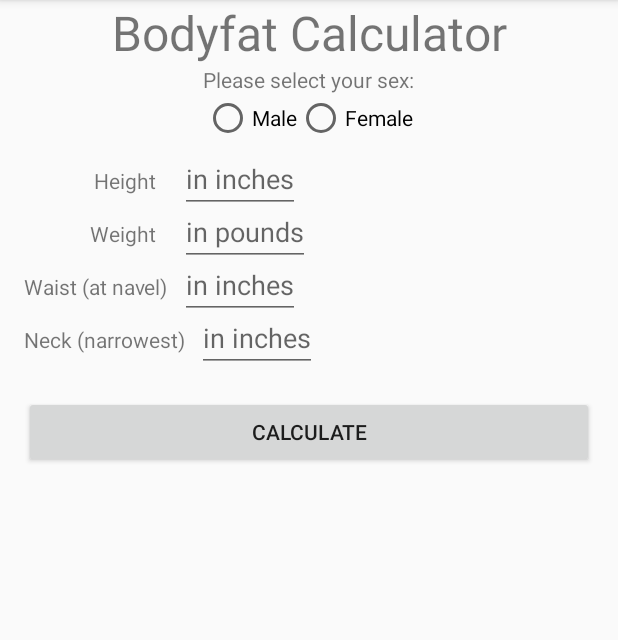
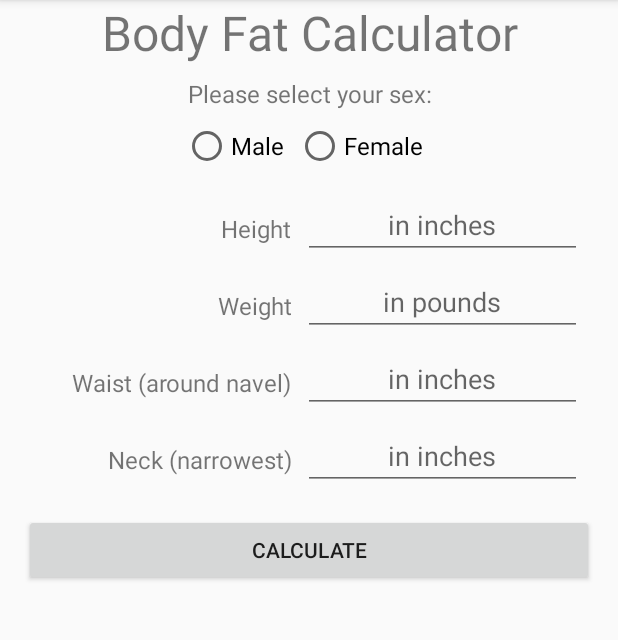
Before and after one commit to rmoli082/FitnessApp, an Android app: the fragment BodyfatCalculatorFragment placed in its activity, on a phone screen of 412 x 824 dp, the part 84-724 px from its top. Run offline under Robolectric (Android 15) with nearby library versions, the phone set to English and light mode, and no system bars.

Commit message:
Edited style: Body Fat Calculator

```diff
--- a/app/src/main/res/layout/fragment_bodyfat.xml
+++ b/app/src/main/res/layout/fragment_bodyfat.xml
@@ -1,7 +1,12 @@
 <?xml version="1.0" encoding="utf-8"?>
-<LinearLayout xmlns:android="http://schemas.android.com/apk/res/android"
+<ScrollView xmlns:android="http://schemas.android.com/apk/res/android"
     android:layout_width="match_parent"
     android:layout_height="match_parent"
+    android:orientation="vertical">
+
+    <LinearLayout
+        android:layout_width="match_parent"
+        android:layout_height="wrap_content"
         android:orientation="vertical">
 
         <TextView
@@ -17,6 +22,7 @@
 
             <TextView
                 android:id="@+id/sex_header"
+                style="@style/EntryText"
                 android:layout_width="wrap_content"
                 android:layout_height="wrap_content"
                 android:layout_centerHorizontal="true"
@@ -32,12 +38,14 @@
 
                 <RadioButton
                     android:id="@+id/sex_button_male"
+                    style="@style/RadioButtonCandy"
                     android:layout_width="wrap_content"
                     android:layout_height="wrap_content"
                     android:text="@string/male" />
 
                 <RadioButton
                     android:id="@+id/sex_button_female"
+                    style="@style/RadioButtonCandy"
                     android:layout_width="wrap_content"
                     android:layout_height="wrap_content"
                     android:text="@string/female" />
@@ -46,122 +54,99 @@
 
         </RelativeLayout>
 
-    <RelativeLayout
-        android:id="@+id/bodyfat_options"
+        <LinearLayout
+            android:id="@+id/bodyfat_height_bar"
             android:layout_width="match_parent"
             android:layout_height="wrap_content">
 
             <TextView
                 android:id="@+id/bodyfat_height_header"
-            android:layout_width="wrap_content"
-            android:layout_height="wrap_content"
-            android:text="@string/height"
-            android:layout_alignEnd="@id/bodyfat_waist_header"
-            android:layout_marginStart="16dp"
-            android:layout_marginTop="16dp"
-            android:layout_marginEnd="8dp"/>
+                style="@style/EntryText"
+                android:text="@string/height" />
 
             <EditText
                 android:id="@+id/bodyfat_height_entry"
-            android:layout_width="wrap_content"
-            android:layout_height="wrap_content"
-            android:layout_toEndOf="@id/bodyfat_height_header"
-            android:layout_marginTop="8dp"
-            android:layout_alignBaseline="@id/bodyfat_height_header"
-            android:layout_alignStart="@id/bodyfat_waist_entry"
+                style="@style/InputBox"
+                android:autofillHints="@string/hint"
                 android:hint="@string/hint"
                 android:inputType="numberDecimal" />
 
+        </LinearLayout>
+
+        <LinearLayout
+            android:id="@+id/bodyfat_weight_bar"
+            android:layout_width="match_parent"
+            android:layout_height="wrap_content">
+
             <TextView
                 android:id="@+id/bodyfat_weight_header"
-            android:layout_width="wrap_content"
-            android:layout_height="wrap_content"
-            android:layout_below="@id/bodyfat_height_header"
-            android:layout_alignEnd="@id/bodyfat_waist_header"
-            android:layout_marginStart="16dp"
-            android:layout_marginTop="16dp"
-            android:layout_marginEnd="8dp"
+                style="@style/EntryText"
                 android:text="@string/weight" />
 
             <EditText
                 android:id="@+id/bodyfat_weight_entry"
-            android:layout_width="wrap_content"
-            android:layout_height="wrap_content"
-            android:layout_below="@id/bodyfat_height_header"
-            android:layout_toEndOf="@id/bodyfat_weight_header"
-            android:layout_marginTop="8dp"
-            android:layout_alignBaseline="@id/bodyfat_weight_header"
-            android:layout_alignStart="@id/bodyfat_waist_entry"
+                style="@style/InputBox"
+                android:autofillHints="@string/hint_pounds"
                 android:hint="@string/hint_pounds"
                 android:inputType="numberDecimal" />
 
+        </LinearLayout>
+
+        <LinearLayout
+            android:id="@+id/bodyfat_waist_bar"
+            android:layout_width="match_parent"
+            android:layout_height="wrap_content">
+
             <TextView
                 android:id="@+id/bodyfat_waist_header"
-            android:layout_width="wrap_content"
-            android:layout_height="wrap_content"
-            android:layout_below="@id/bodyfat_weight_header"
-            android:text="@string/waist_male"
-            android:layout_marginStart="16dp"
-            android:layout_marginTop="16dp"
-            android:layout_marginEnd="8dp"/>
+                style="@style/EntryText"
+                android:text="@string/waist_male" />
 
             <EditText
                 android:id="@+id/bodyfat_waist_entry"
-            android:layout_width="wrap_content"
-            android:layout_height="wrap_content"
-            android:layout_below="@id/bodyfat_weight_entry"
-            android:layout_toEndOf="@id/bodyfat_waist_header"
-            android:layout_marginTop="8dp"
-            android:layout_alignBaseline="@id/bodyfat_waist_header"
+                style="@style/InputBox"
+                android:autofillHints="@string/hint"
                 android:hint="@string/hint"
                 android:inputType="numberDecimal" />
+        </LinearLayout>
+
+        <LinearLayout
+            android:id="@+id/bodyfat_neck_bar"
+            android:layout_width="match_parent"
+            android:layout_height="wrap_content">
 
             <TextView
                 android:id="@+id/bodyfat_neck_header"
-            android:layout_width="wrap_content"
-            android:layout_height="wrap_content"
-            android:layout_below="@id/bodyfat_waist_header"
-            android:layout_marginStart="16dp"
-            android:layout_marginTop="16dp"
-            android:layout_marginEnd="8dp"
+                style="@style/EntryText"
                 android:text="@string/neck" />
 
             <EditText
                 android:id="@+id/bodyfat_neck_entry"
-            android:layout_width="wrap_content"
-            android:layout_height="wrap_content"
-            android:layout_below="@id/bodyfat_waist_entry"
-            android:layout_toEndOf="@id/bodyfat_neck_header"
-            android:layout_marginTop="8dp"
-            android:layout_alignBaseline="@id/bodyfat_neck_header"
+                style="@style/InputBox"
+                android:autofillHints="@string/hint"
                 android:hint="@string/hint"
                 android:inputType="numberDecimal" />
+        </LinearLayout>
+
+        <LinearLayout
+            android:id="@+id/bodyfat_hips_bar"
+            android:layout_width="match_parent"
+            android:layout_height="wrap_content">
 
             <TextView
                 android:id="@+id/bodyfat_hips_header"
-                android:layout_width="wrap_content"
-                android:layout_height="wrap_content"
-                android:layout_marginStart="16dp"
-                android:layout_marginTop="16dp"
-                android:layout_marginEnd="8dp"
-                android:layout_below="@id/bodyfat_neck_header"
-                android:layout_alignEnd="@id/bodyfat_waist_header"
+                style="@style/EntryText"
                 android:text="@string/hips"
-                android:visibility="gone"/>
+                android:visibility="gone" />
 
             <EditText
                 android:id="@+id/bodyfat_hips_entry"
-                android:layout_width="wrap_content"
-                android:layout_height="wrap_content"
-                android:layout_toEndOf="@id/bodyfat_hips_header"
-                android:layout_marginTop="8dp"
-                android:layout_alignBaseline="@id/bodyfat_hips_header"
-                android:layout_alignStart="@id/bodyfat_waist_entry"
+                style="@style/InputBox"
+                android:autofillHints="@string/hint"
                 android:hint="@string/hint"
                 android:inputType="numberDecimal"
                 android:visibility="gone" />
-
-    </RelativeLayout>
+        </LinearLayout>
 
         <Button
             android:id="@+id/calculate_bodyfat"
@@ -170,75 +155,67 @@
             android:layout_margin="16dp"
             android:text="@string/calculate" />
 
-    <RelativeLayout
+        <LinearLayout
             android:id="@+id/bodyfat_results"
             android:layout_width="match_parent"
             android:layout_height="wrap_content"
+            android:orientation="vertical"
             android:visibility="invisible">
+
+            <LinearLayout
+                android:id="@+id/bodyfat_results_group"
+                android:layout_width="match_parent"
+                android:layout_height="wrap_content">
 
                 <TextView
                     android:id="@+id/bodyfat_percent_header"
-            android:layout_width="wrap_content"
-            android:layout_height="wrap_content"
-            android:layout_marginStart="16dp"
-            android:layout_marginTop="16dp"
-            android:layout_marginEnd="8dp"
+                    style="@style/ResultsHeaderText"
                     android:text="@string/bodyfat_percent" />
 
                 <TextView
                     android:id="@+id/bodyfat_percent_results"
-            android:layout_width="wrap_content"
-            android:layout_height="wrap_content"
-            android:layout_marginStart="16dp"
-            android:layout_marginTop="16dp"
-            android:layout_marginEnd="8dp"
-            android:layout_alignStart="@id/bodyfat_lean_mass_results"
-            android:layout_toEndOf="@id/bodyfat_percent_header" />
+                    style="@style/ResultsResultText" />
+
+            </LinearLayout>
+
+            <LinearLayout
+                android:id="@+id/fatmass_results_group"
+                android:layout_width="match_parent"
+                android:layout_height="wrap_content">
 
                 <TextView
                     android:id="@+id/bodyfat_fat_mass_header"
-            android:layout_width="wrap_content"
-            android:layout_height="wrap_content"
-            android:layout_marginStart="16dp"
-            android:layout_marginTop="16dp"
-            android:layout_marginEnd="8dp"
-            android:layout_alignEnd="@id/bodyfat_percent_header"
-            android:layout_below="@id/bodyfat_percent_header"
+                    style="@style/ResultsHeaderText"
+                    android:gravity="end"
                     android:text="@string/fat_mass" />
 
                 <TextView
                     android:id="@+id/bodyfat_fat_mass_results"
-            android:layout_width="wrap_content"
-            android:layout_height="wrap_content"
-            android:layout_marginStart="16dp"
-            android:layout_marginTop="16dp"
-            android:layout_marginEnd="8dp"
-            android:layout_alignStart="@id/bodyfat_lean_mass_results"
-            android:layout_below="@id/bodyfat_percent_header"
-            android:layout_toEndOf="@id/bodyfat_lean_mass_header" />
+                    style="@style/ResultsResultText" />
+
+            </LinearLayout>
+
+            <LinearLayout
+                android:id="@+id/leanmass_results_group"
+                android:layout_width="match_parent"
+                android:layout_height="wrap_content">
 
                 <TextView
                     android:id="@+id/bodyfat_lean_mass_header"
-            android:layout_width="wrap_content"
-            android:layout_height="wrap_content"
-            android:layout_marginStart="16dp"
-            android:layout_marginTop="16dp"
-            android:layout_marginEnd="8dp"
-            android:layout_below="@id/bodyfat_fat_mass_header"
-            android:layout_alignEnd="@id/bodyfat_percent_header"
+                    style="@style/ResultsHeaderText"
                     android:text="@string/lean_mass" />
 
                 <TextView
                     android:id="@+id/bodyfat_lean_mass_results"
-            android:layout_width="wrap_content"
+                    style="@style/ResultsResultText"
+                    android:layout_width="0dp"
                     android:layout_height="wrap_content"
-            android:layout_marginStart="16dp"
-            android:layout_marginTop="16dp"
-            android:layout_marginEnd="8dp"
-            android:layout_below="@id/bodyfat_fat_mass_header"
-            android:layout_toEndOf="@id/bodyfat_fat_mass_header"/>
-
-
-    </RelativeLayout>
+                    android:layout_weight="1" />
 
             </LinearLayout>
+
+        </LinearLayout>
+
+    </LinearLayout>
+
+</ScrollView>
--- a/app/src/main/res/values/strings.xml
+++ b/app/src/main/res/values/strings.xml
@@ -1,6 +1,6 @@
 <resources>
     <string name="app_name">FitnessApp</string>
-    <string name="bodyfat_calc">Bodyfat Calculator</string>
+    <string name="bodyfat_calc">Body Fat Calculator</string>
     <string name="calorie_calc">Calorie Calculator</string>
     <string name="macro_calc">Macro Calculator</string>
     <string name="Open">open</string>
@@ -8,8 +8,8 @@
     <string name="sex_header">Please select your sex:</string>
     <string name="male">Male</string>
     <string name="female">Female</string>
-    <string name="waist_male">Waist (at navel)</string>
-    <string name="waist_female">Waist (narrowest)</string>
+    <string name="waist_male">Waist (around navel)</string>
+    <string name="waist_female">Waist (at narrowest)</string>
     <string name="hips">Hips (widest)</string>
     <string name="neck">Neck (narrowest)</string>
     <string name="height">Height</string>
@@ -20,7 +20,7 @@
     <string name="hint_cm">in cm</string>
     <string name="hint_kg">in kg</string>
     <string name="hint_year">in years</string>
-    <string name="bodyfat_percent">Body fat percentage:</string>
+    <string name="bodyfat_percent">Body fat percent:</string>
     <string name="lean_mass">Lean mass:</string>
     <string name="fat_mass">Fat mass:</string>
     <string name="settings_name">Settings</string>
--- a/app/src/main/res/values/styles.xml
+++ b/app/src/main/res/values/styles.xml
@@ -8,4 +8,36 @@
         <item name="colorAccent">@color/colorAccent</item>
     </style>
 
+    <style name="EntryText">
+        <item name="android:textSize">16sp</item>
+        <item name="android:layout_margin">8dp</item>
+        <item name = "android:layout_width">0dp</item>
+        <item name="android:layout_height">wrap_content</item>
+        <item name="android:layout_weight">1</item>
+        <item name="android:gravity">end</item>
+    </style>
+
+    <style name="InputBox">
+        <item name="android:layout_width">0dp</item>
+        <item name="android:layout_height">wrap_content</item>
+        <item name="android:layout_weight">1</item>
+        <item name="android:layout_marginTop">6dp</item>
+        <item name="android:layout_marginEnd">24dp</item>
+        <item name="android:gravity">center_horizontal</item>
+    </style>
+
+    <style name="ResultsHeaderText" parent="EntryText">
+        <item name="android:textSize">20sp</item>
+    </style>
+
+    <style name="ResultsResultText" parent="ResultsHeaderText">
+        <item name="android:gravity">center_horizontal</item>
+    </style>
+
+    <style name="RadioButtonCandy">
+        <item name="android:textSize">16sp</item>
+        <item name="android:layout_marginBottom">8dp</item>
+        <item name="android:layout_marginEnd">8dp</item>
+    </style>
+
 </resources>
```
Lines whose indentation alone changed are shown as unchanged.
